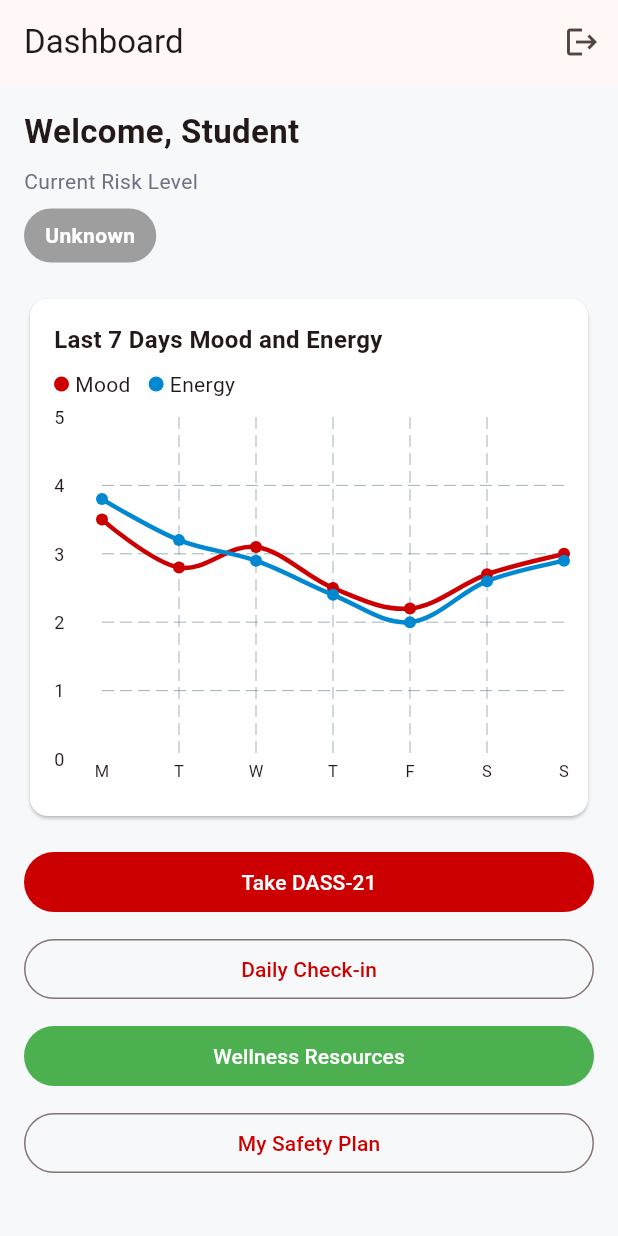
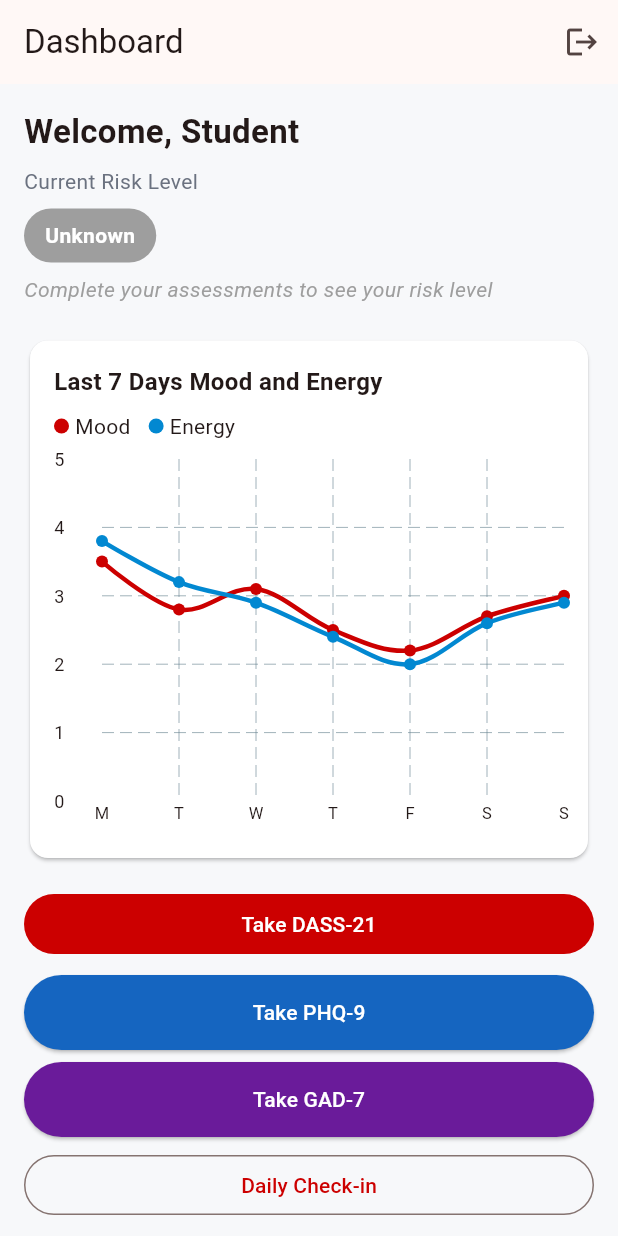
Before and after one commit to jesus-justin/Project-SPARTAN-G-, a Flutter app: the DashboardScreen screen opened by its route, on a phone screen of 412 x 824 dp. Run offline on Flutter 3.47's test engine with Material 3 defaults, Android fonts, the phone set to English and light mode, and no system bars; drawn by our look-alikes of fl_chart; our stand-ins replace flutter_secure_storage, go_router, shared_preferences; accounts and stored records are empty; network calls fail.

Commit message:
fix: dashboard name duplication, add PHQ-9 GAD-7 buttons, unknown risk message

```diff
--- a/mobile/lib/features/dashboard/screens/dashboard_screen.dart
+++ b/mobile/lib/features/dashboard/screens/dashboard_screen.dart
@@ -108,6 +108,16 @@ class _DashboardScreenState extends State<DashboardScreen> {
             ),
             const SizedBox(height: 8),
             RiskBadgeWidget(riskLevel: _riskLevel),
+            if (_riskLevel == 'Unknown' || _riskLevel.isEmpty) ...<Widget>[
+              const SizedBox(height: 8),
+              const Text(
+                'Complete your assessments to see your risk level',
+                style: TextStyle(
+                  color: Colors.grey,
+                  fontStyle: FontStyle.italic,
+                ),
+              ),
+            ],
             const SizedBox(height: 20),
             Card(
               color: Colors.white,
@@ -151,6 +161,36 @@ class _DashboardScreenState extends State<DashboardScreen> {
               ),
             ),
             const SizedBox(height: 10),
+            SizedBox(
+              width: double.infinity,
+              child: ElevatedButton(
+                style: ElevatedButton.styleFrom(
+                  backgroundColor: const Color(0xFF1565C0),
+                  minimumSize: const Size(double.infinity, 50),
+                ),
+                onPressed: () => context.go('/phq9'),
+                child: const Text(
+                  'Take PHQ-9',
+                  style: TextStyle(color: Colors.white),
+                ),
+              ),
+            ),
+            const SizedBox(height: 8),
+            SizedBox(
+              width: double.infinity,
+              child: ElevatedButton(
+                style: ElevatedButton.styleFrom(
+                  backgroundColor: const Color(0xFF6A1B9A),
+                  minimumSize: const Size(double.infinity, 50),
+                ),
+                onPressed: () => context.go('/gad7'),
+                child: const Text(
+                  'Take GAD-7',
+                  style: TextStyle(color: Colors.white),
+                ),
+              ),
+            ),
+            const SizedBox(height: 8),
             SizedBox(
               width: double.infinity,
               child: OutlinedButton(
```
Also changed, not shown: mobile/lib/core/providers/auth_provider.dart (+62 -4 lines), 1 other file.
